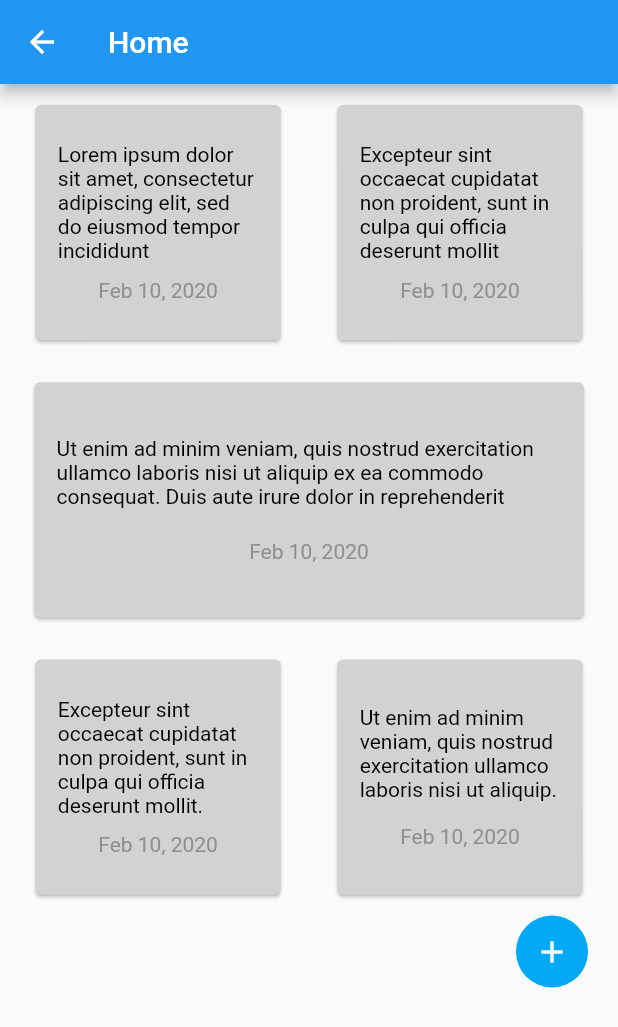
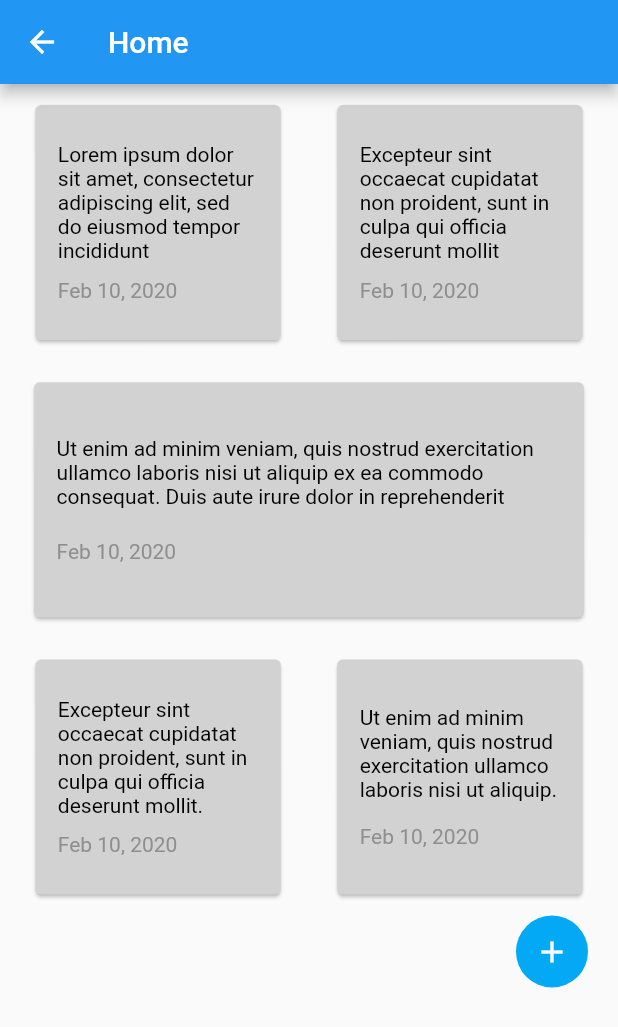
Before and after one commit to jimmytran005/at_notes, a Flutter app: the HomeScreen screen opened directly, on a phone screen of 412 x 824 dp. Shown: the top 1027 px of the screen. Run offline on Flutter 3.47's test engine with Material 2 defaults, Android fonts, the phone set to English and light mode, and no system bars; missing offline and left inert: at_app_flutter, at_client_mobile, at_onboarding_flutter, at_utils.

Commit message:
made date left align to container

```diff
--- a/lib/screens/home.dart
+++ b/lib/screens/home.dart
@@ -97,7 +97,12 @@ class Note extends StatelessWidget {
                       children: [
                         Text(description!,
                             style: const TextStyle(color: descriptionColor)),
-                        Text(date!, style: const TextStyle(color: dateColor))
+                        SizedBox(
+                            width: MediaQuery.of(context)
+                                .size
+                                .width, // will make the size of the sizedBox to be 100% of the parent component
+                            child: Text(date!,
+                                style: const TextStyle(color: dateColor)))
                       ]))),
         ));
   }
```
